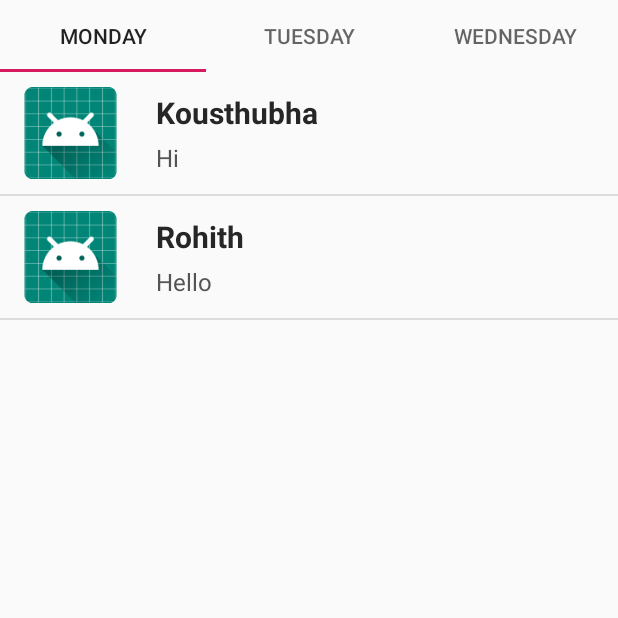
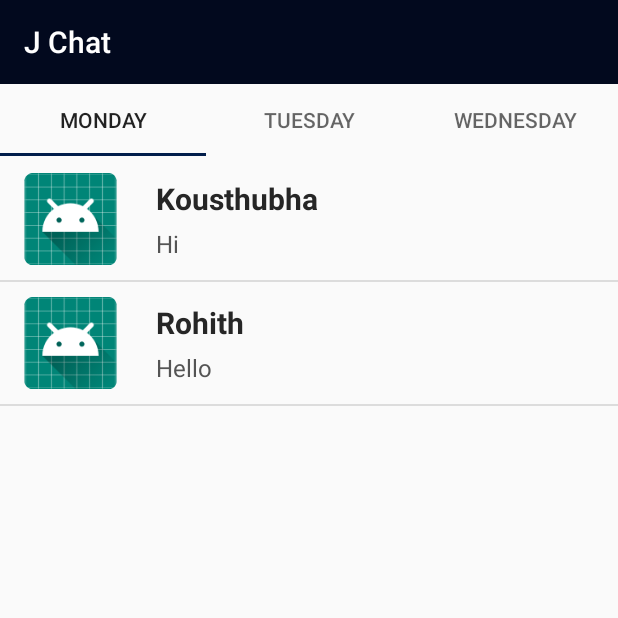
Before and after one commit to KousthubhaKrishna/JChat, an Android app: the ChatActivity screen opened directly, with no data from a screen before it, on a phone screen of 412 x 824 dp, the top half of it. Run offline under Robolectric (Android 15) with nearby library versions, the light colour scheme and no system bars.

Commit message:
Dark Theme added

```diff
--- a/app/src/main/res/layout/activity_chat_.xml
+++ b/app/src/main/res/layout/activity_chat_.xml
@@ -7,13 +7,24 @@
     tools:context=".Chat_Activity">
 
     <RelativeLayout
+        android:id="@+id/relativeLayout"
         android:layout_width="match_parent"
         android:layout_height="match_parent">
 
+        <androidx.appcompat.widget.Toolbar
+            android:id="@+id/toolbar3"
+            android:layout_width="match_parent"
+            android:layout_height="wrap_content"
+            android:background="?attr/colorPrimary"
+            android:minHeight="?attr/actionBarSize"
+            android:theme="?attr/actionBarTheme"
+            app:title="@string/app_name" />
+
         <com.google.android.material.tabs.TabLayout
-            android:id="@+id/titles"
+            android:id="@+id/sections"
             android:layout_width="match_parent"
-            android:layout_height="wrap_content">
+            android:layout_height="wrap_content"
+            android:layout_below="@id/toolbar3">
 
             <com.google.android.material.tabs.TabItem
                 android:layout_width="wrap_content"
@@ -35,7 +46,11 @@
             android:id="@+id/messages"
             android:layout_width="match_parent"
             android:layout_height="match_parent"
-            android:layout_below="@id/titles" />
+            android:layout_below="@id/sections"
+            android:layout_marginTop="1dp">
+
+        </ListView>
 
     </RelativeLayout>
+
 </androidx.coordinatorlayout.widget.CoordinatorLayout>
--- a/app/src/main/res/values/colors.xml
+++ b/app/src/main/res/values/colors.xml
@@ -1,6 +1,6 @@
 <?xml version="1.0" encoding="utf-8"?>
 <resources>
-    <color name="colorPrimary">#CA0C51</color>
-    <color name="colorPrimaryDark">#881539</color>
-    <color name="colorAccent">#D81B60</color>
+    <color name="colorPrimary">#02091E</color>
+    <color name="colorPrimaryDark">#050505</color>
+    <color name="colorAccent">#011D4B</color>
 </resources>
```
